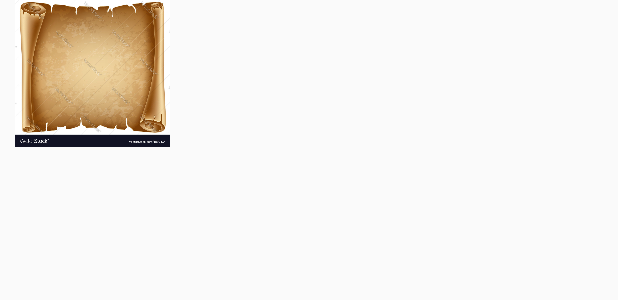
After one commit to NguyenBaDat99/LTDD_TH71_Nhom8, an Android app: the layout item.xml on its own in the app's theme, with its tools: preview values and no code run, on a phone screen of 412 x 824 dp. The commit adds this screen. Shown: the top 300 px of the screen. Run offline under Robolectric (Android 15) with nearby library versions, the phone set to English and light mode, and no system bars.

Commit message:
update f

```diff
--- a/app/src/main/java/com/example/dictionary/DictionaryRequest/QLBaiDoc.java
+++ b/app/src/main/java/com/example/dictionary/DictionaryRequest/QLBaiDoc.java
@@ -3,7 +3,7 @@ package com.example.dictionary.DictionaryRequest;
 import java.util.ArrayList;
 
 public class QLBaiDoc {
-    ArrayList<BaiDoc> ql = new ArrayList<BaiDoc>();
+    public ArrayList<BaiDoc> ql = new ArrayList<BaiDoc>();
 
     public void them(BaiDoc bt){
         this.ql.add(bt);
--- a/app/src/main/res/layout/fragment_luyen_nghe.xml
+++ b/app/src/main/res/layout/fragment_luyen_nghe.xml
@@ -12,7 +12,7 @@
 
 
     <LinearLayout
-        android:id="@+id/linearLayout_SearchBar"
+        android:id="@+id/Layout4"
         android:layout_width="match_parent"
         android:layout_height="wrap_content"
         android:background="?attr/backgroudcommon"
@@ -64,7 +64,7 @@
         app:layout_constraintBottom_toBottomOf="parent"
         app:layout_constraintEnd_toEndOf="parent"
         app:layout_constraintStart_toStartOf="parent"
-        app:layout_constraintTop_toBottomOf="@+id/linearLayout_SearchBar"
+        app:layout_constraintTop_toBottomOf="@+id/Layout4"
         >
 
         <ScrollView
--- /dev/null
+++ b/app/src/main/res/layout/item.xml
@@ -0,0 +1,35 @@
+<?xml version="1.0" encoding="utf-8"?>
+<LinearLayout
+    xmlns:android="http://schemas.android.com/apk/res/android"
+    xmlns:app="http://schemas.android.com/apk/res-auto"
+    xmlns:tools="http://schemas.android.com/tools"
+    android:layout_width="match_parent"
+    android:layout_height="match_parent"
+    android:orientation="horizontal">
+
+    <ImageView
+        android:id="@+id/imageView"
+        android:layout_width="0dp"
+        android:layout_height="98dp"
+        app:srcCompat="@drawable/scroll"
+        android:layout_weight="3"/>
+
+    <LinearLayout
+        android:layout_width="0dp"
+        android:layout_height="98dp"
+        android:layout_weight="7"
+        android:orientation="vertical">
+        <TextView
+            android:id="@+id/textView"
+            android:layout_width="match_parent"
+            android:layout_height="0dp"
+            android:layout_weight="6"
+            tools:ignore="NestedWeights" />
+
+        <TextView
+            android:id="@+id/textView2"
+            android:layout_width="match_parent"
+            android:layout_height="0dp"
+            android:layout_weight="4" />
+    </LinearLayout>
+</LinearLayout>
```
Also changed, not shown: app/src/main/java/com/example/dictionary/fragment/LuyenDocFragment.java (+57 -13 lines), app/src/main/res/layout/fragment_luyen_doc.xml (+33 -73 lines), app/src/main/res/drawable/scroll.jpg (added).
